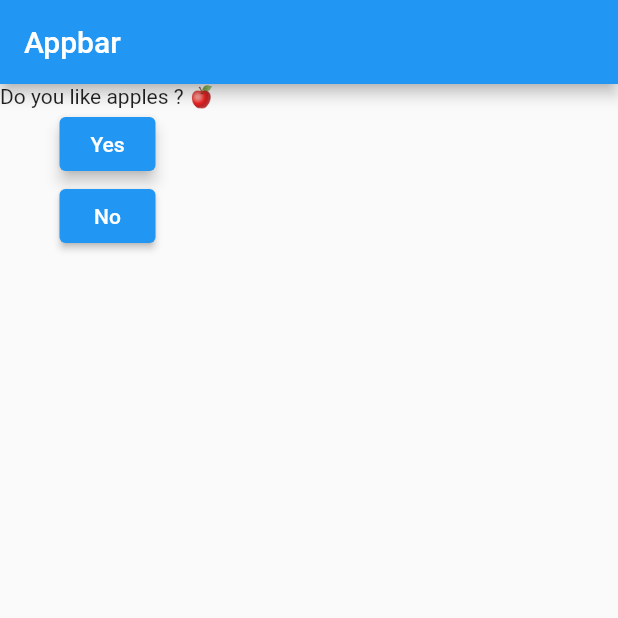
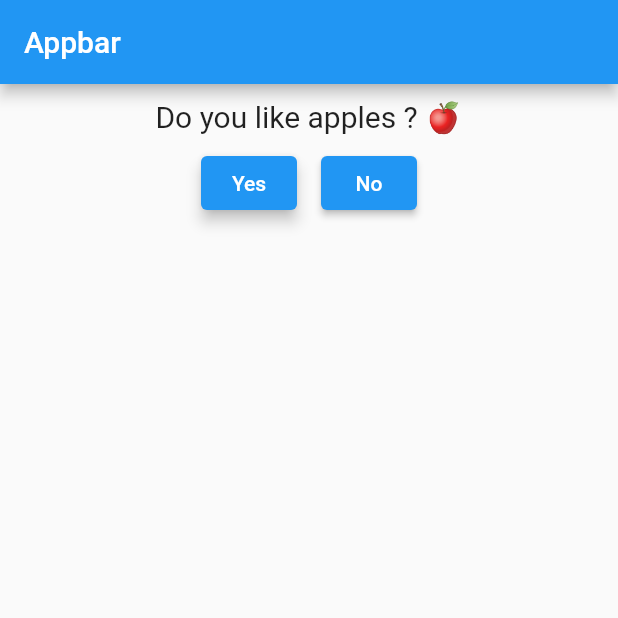
Before and after one commit to ajnart/flutter, a Flutter app: the screen it shows after launch, on a phone screen of 412 x 824 dp, the top half of it. Run offline on Flutter 3.47's test engine with Material 2 defaults, Android fonts, the phone set to English and light mode, and no system bars.

Commit message:
Added a for loop to print buttons, aligned them and added padding

```diff
--- a/quizz/lib/main.dart
+++ b/quizz/lib/main.dart
@@ -32,16 +32,25 @@ class AppState extends State<App> {
         body: Column(
           children: <Widget>[
             Question(questions.elementAt(questionIndex)),
-            for ( var i in answers.elementAt(questionIndex))
-              ElevatedButton(
+            Row(
+              mainAxisAlignment: MainAxisAlignment.center,
+              children: <Widget>[
+                for (var i in answers.elementAt(questionIndex))
+                  Padding(
+                    padding: EdgeInsets.all(8.0),
+                    child: ElevatedButton(
                       onPressed: () => {
                         setState(() {
-                    if (questionIndex < questions.length - 1) questionIndex += 1;
+                          if (questionIndex < questions.length - 1)
+                            questionIndex += 1;
                         }),
                       },
                       child: Text(i),
                       autofocus: true,
-              )
+                    ),
+                  ),
+              ],
+            ),
           ],
         ),
       ),
--- a/quizz/lib/question.dart
+++ b/quizz/lib/question.dart
@@ -6,6 +6,13 @@ class Question extends StatelessWidget {
   Question(this.questionText);
   @override
   Widget build(BuildContext context) {
-    return Text(questionText);
+    return Container(
+      margin: EdgeInsets.only(top: 10),
+      child: Text(
+        questionText,
+        style: TextStyle(fontSize: 20),
+        textAlign: TextAlign.center,
+      ),
+    );
   }
 }
```
Lines whose indentation alone changed are shown as unchanged.
